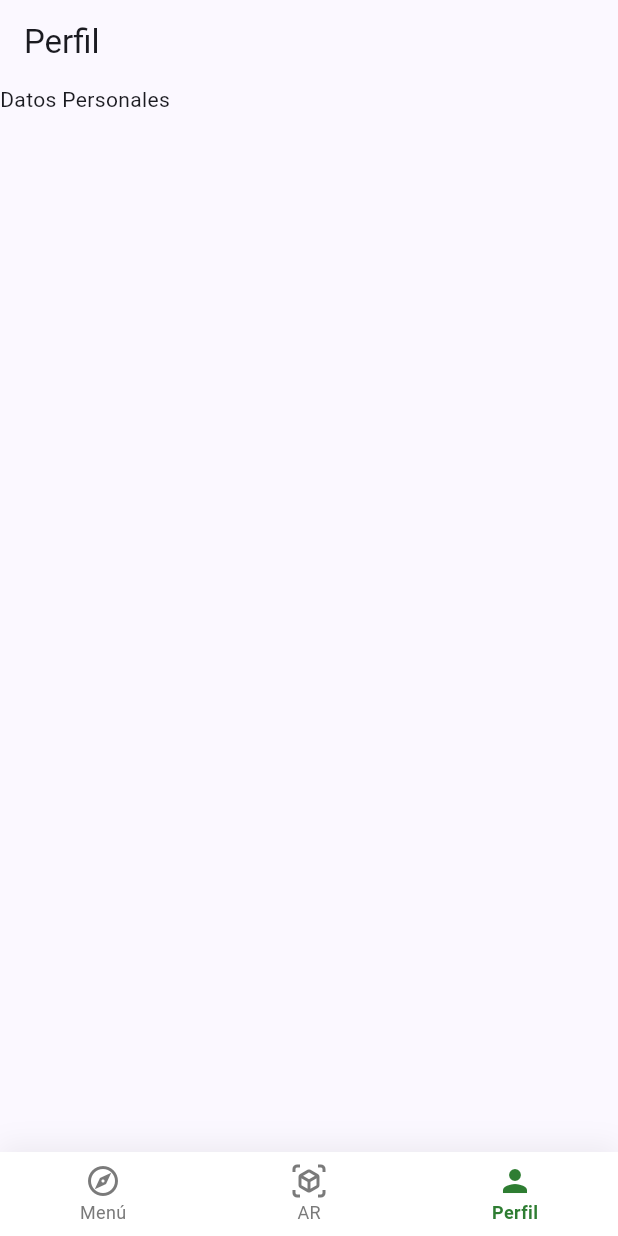
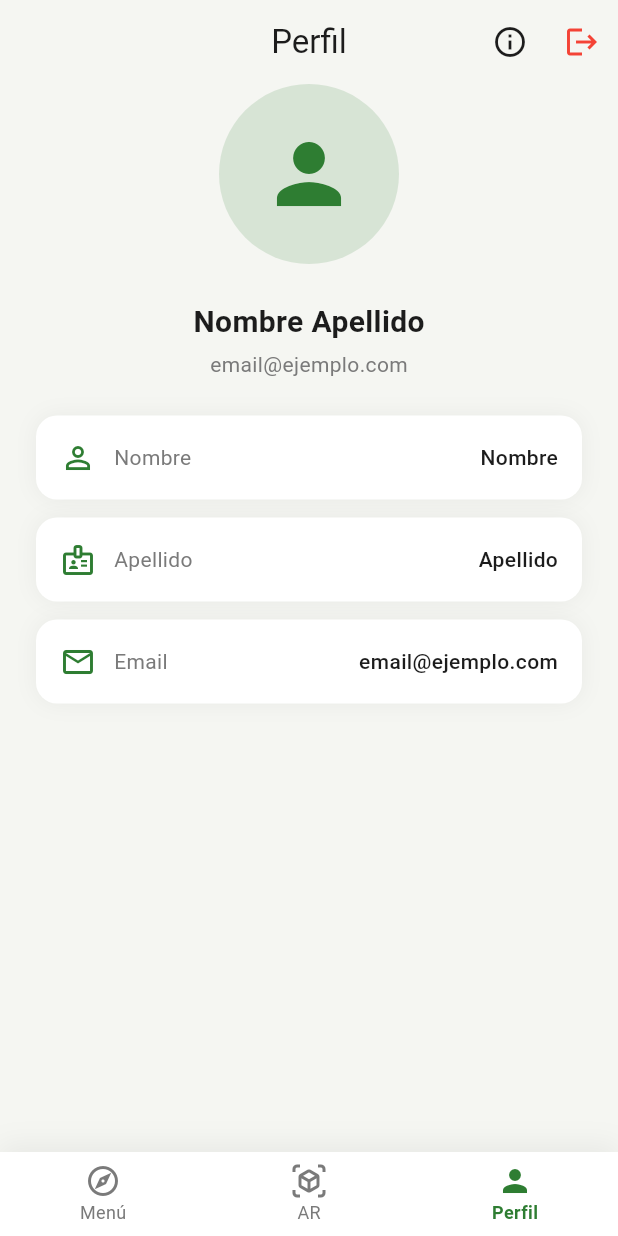
Before and after one commit to IMarcusDev/ProyectoU3_Moviles_27843, a Flutter app: the UserPage screen opened by its route, on a phone screen of 412 x 824 dp. Run offline on Flutter 3.47's test engine with Material 3 defaults, Android fonts, the phone set to English and light mode, and no system bars; our stand-ins replace camera, cloud_firestore, equatable, firebase_core, flutter_riverpod, geolocator and 1 more; missing offline and left inert: mapbox_maps_flutter; accounts and stored records are empty.

Commit message:
Better Design User Page

```diff
--- a/lib/core/router/app_router.dart
+++ b/lib/core/router/app_router.dart
@@ -8,7 +8,7 @@ import 'package:turismo_app/features/menu/presentation/pages/menu_page.dart';
 import 'package:turismo_app/features/user/presentation/pages/user_page.dart';
 
 final appRouter = GoRouter(
-  initialLocation: '/menu',
+  initialLocation: '/login',
   routes: [
     // Auth
     GoRoute(
--- a/lib/core/utils/theme/theme_colors.dart
+++ b/lib/core/utils/theme/theme_colors.dart
@@ -6,4 +6,6 @@ class ThemeColors {
   static const primaryGreen = Color(0xFF2E7D32);
   static const textPrimary = Color(0xFF1C1C1C);
   static const textSecondary = Color(0xFF7A7A7A);
+  static const warning = Color.fromRGBO(255, 193, 7, 1);
+  static const error = Colors.red;
 }
--- a/lib/features/user/presentation/pages/user_page.dart
+++ b/lib/features/user/presentation/pages/user_page.dart
@@ -1,13 +1,158 @@
 import 'package:flutter/material.dart';
+import 'package:go_router/go_router.dart';
+import 'package:turismo_app/core/utils/theme/theme_colors.dart';
 
 class UserPage extends StatelessWidget {
+  const UserPage({super.key});
+
   @override
   Widget build(BuildContext context) {
     return Scaffold(
+      backgroundColor: ThemeColors.bgColor,
       appBar: AppBar(
-        title: Text('Perfil'),
+        title: const Text('Perfil'),
+        centerTitle: true,
+        elevation: 0,
+        backgroundColor: Colors.transparent,
+        foregroundColor: ThemeColors.textPrimary,
+        actions: [
+          IconButton(
+            tooltip: 'Acerca de',
+            icon: const Icon(Icons.info_outline),
+            onPressed: () {
+              showAboutDialog(
+                context: context,
+                applicationName: 'Turismo App',
+                applicationVersion: '1.0.0',
+                applicationIcon: const Icon(Icons.travel_explore),
+                children: const [
+                  Text(
+                    'Aplicación de turismo para explorar destinos, mapas y experiencias locales.',
+                  ),
+                ],
+              );
+            },
+          ),
+          IconButton(
+            tooltip: 'Cerrar sesión',
+            icon: const Icon(Icons.logout, color: ThemeColors.error,),
+            onPressed: () {
+              context.go('/login');
+            },
+          ),
+        ],
       ),
-      body: Text('Datos Personales'),
+      body: Padding(
+        padding: const EdgeInsets.symmetric(horizontal: 24),
+        child: Column(
+          spacing: 24,
+          children: [
+            CircleAvatar(
+              radius: 60,
+              backgroundColor: ThemeColors.primaryGreen.withOpacity(0.15),
+              child: Icon(
+                Icons.person,
+                size: 64,
+                color: ThemeColors.primaryGreen,
+              ),
+            ),
+
+            Column(
+              spacing: 4,
+              children: [
+                Text(
+                  'Nombre Apellido',
+                  style: TextStyle(
+                    fontSize: 20,
+                    fontWeight: FontWeight.w600,
+                    color: ThemeColors.textPrimary,
+                  ),
+                ),
+                Text(
+                  'email@ejemplo.com',
+                  style: TextStyle(
+                    fontSize: 14,
+                    color: ThemeColors.textSecondary,
+                  ),
+                ),
+              ],
+            ),
+
+            Column(
+              spacing: 12,
+              children: const [
+                _ProfileItem(
+                  icon: Icons.person_outline,
+                  label: 'Nombre',
+                  value: 'Nombre',
+                ),
+                _ProfileItem(
+                  icon: Icons.badge_outlined,
+                  label: 'Apellido',
+                  value: 'Apellido',
+                ),
+                _ProfileItem(
+                  icon: Icons.email_outlined,
+                  label: 'Email',
+                  value: 'email@ejemplo.com',
+                ),
+              ],
+            ),
+          ],
+        ),
+      ),
     );
   }
 }
+
+class _ProfileItem extends StatelessWidget {
+  final IconData icon;
+  final String label;
+  final String value;
+
+  const _ProfileItem({
+    required this.icon,
+    required this.label,
+    required this.value,
+  });
+
+  @override
+  Widget build(BuildContext context) {
+    return Container(
+      padding: const EdgeInsets.all(16),
+      decoration: BoxDecoration(
+        color: Colors.white,
+        borderRadius: BorderRadius.circular(14),
+        boxShadow: [
+          BoxShadow(
+            color: Colors.black.withOpacity(0.05),
+            blurRadius: 12,
+          ),
+        ],
+      ),
+      child: Row(
+        children: [
+          Icon(icon, color: ThemeColors.primaryGreen),
+          const SizedBox(width: 12), // ← aquí SÍ es correcto usarlo (Row)
+          Expanded(
+            child: Text(
+              label,
+              style: TextStyle(
+                fontSize: 14,
+                color: ThemeColors.textSecondary,
+              ),
+            ),
+          ),
+          Text(
+            value,
+            style: TextStyle(
+              fontSize: 14,
+              fontWeight: FontWeight.w500,
+              color: ThemeColors.textPrimary,
+            ),
+          ),
+        ],
+      ),
+    );
+  }
+}
```
